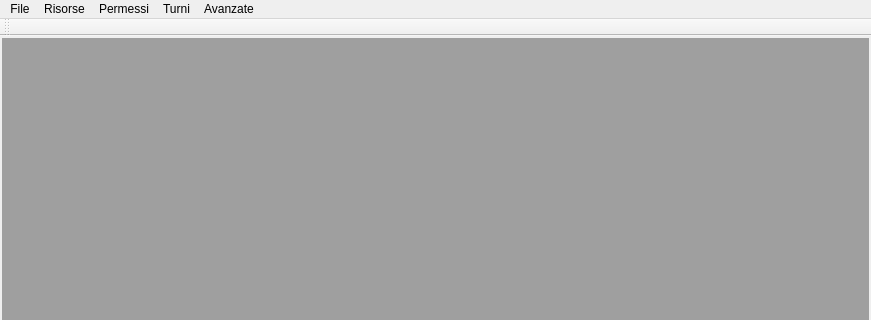
This is mainwindow.ui in giorgioPollaccia/turniOsa as Qt 5 draws it before an edit; both pictures show x 0 to 871 and y 0 to 320 of the 871 by 604 pixel window. The edited form follows.
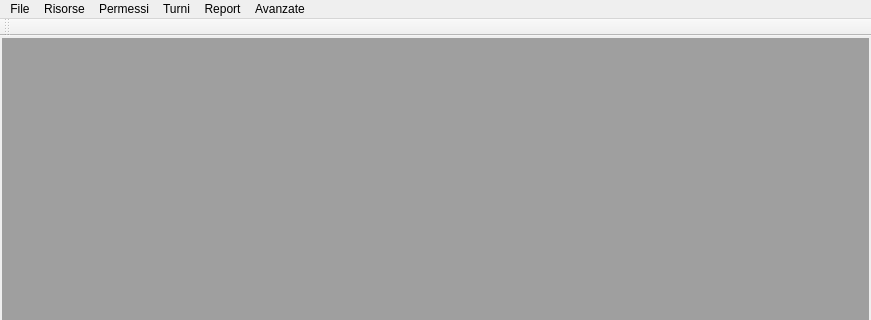
This is the edited form.

Commit message: form per il report sulle ore lavorate

Patch:
```diff
--- a/mainwindow.ui
+++ b/mainwindow.ui
@@ -77,10 +77,17 @@
     <addaction name="actionGenerazione_Tuno"/>
     <addaction name="actionCarica_un_turno_da_un_foglio_excel"/>
    </widget>
+   <widget class="QMenu" name="menuReport">
+    <property name="title">
+     <string>Report</string>
+    </property>
+    <addaction name="actionReport_generale"/>
+   </widget>
    <addaction name="menuFile"/>
    <addaction name="menuGestione_Risorse"/>
    <addaction name="menuGestioni_Permessi"/>
    <addaction name="menuGestione_Turni"/>
+   <addaction name="menuReport"/>
    <addaction name="menuAvanzate"/>
   </widget>
   <widget class="QToolBar" name="mainToolBar">
```
Left out of the diff: 5 changed lines with no effect on the pictures. The commit also changes 13 other files.
